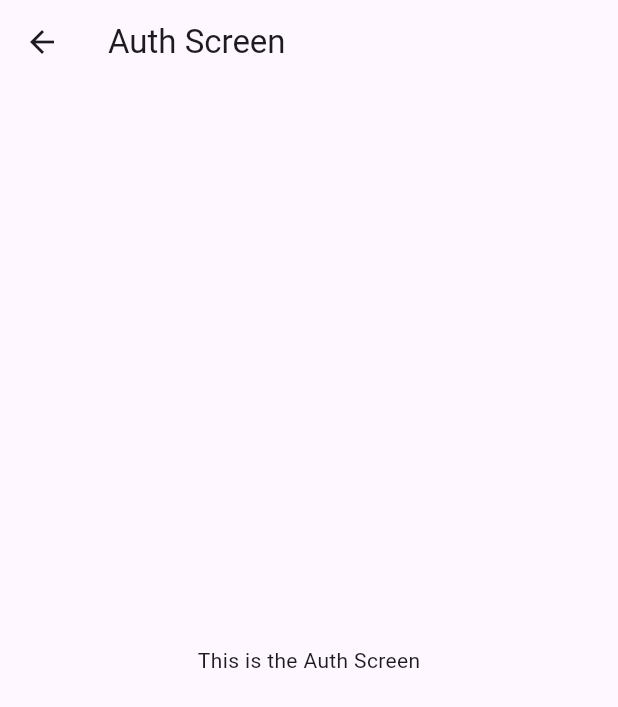
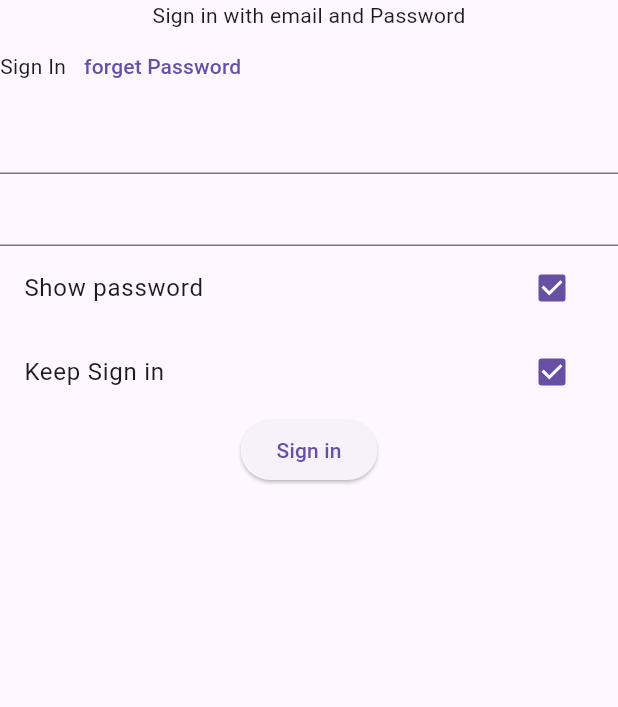
Before and after one commit to AkshayMobileApplicationEngineer/ShopingFlutterApp, a Flutter app: the Authscreen screen opened by its route, on a phone screen of 412 x 824 dp. Shown: the top 707 px of the screen. Run offline on Flutter 3.47's test engine with Material 3 defaults, Android fonts, the phone set to English and light mode, and no system bars.

Commit message:
create sign in screen

```diff
--- a/lib/view/authScreen.dart
+++ b/lib/view/authScreen.dart
@@ -6,11 +6,34 @@ class Authscreen extends StatelessWidget {
   @override
   Widget build(BuildContext context) {
     return Scaffold(
-      appBar: AppBar(
-        title: const Text("Auth Screen"),
-      ),
-      body: Center(
-        child: const Text("This is the Auth Screen"),
+      body: SafeArea(child: Column(
+        children: [
+          Text("Sign in with email and Password",),
+          Row(
+            children: [
+              Text("Sign In"),
+              TextButton(onPressed: (){}, child: Text("forget Password"))
+            ],
+          ),
+          TextField(
+            textAlign: TextAlign.center,
+
+          ),TextField(
+            textAlign: TextAlign.center,
+
+          ),
+          CheckboxListTile(value: true, onChanged: (value){
+
+          },
+          title:Text("Show password"),),
+          CheckboxListTile(value: true, onChanged: (value){
+
+          },title: Text("Keep Sign in "),),
+          ElevatedButton(onPressed: (){}, child: Text("Sign in"))
+
+
+        ],
+      )
       ),
     );
   }
```
Also changed, not shown: 1 other file.
